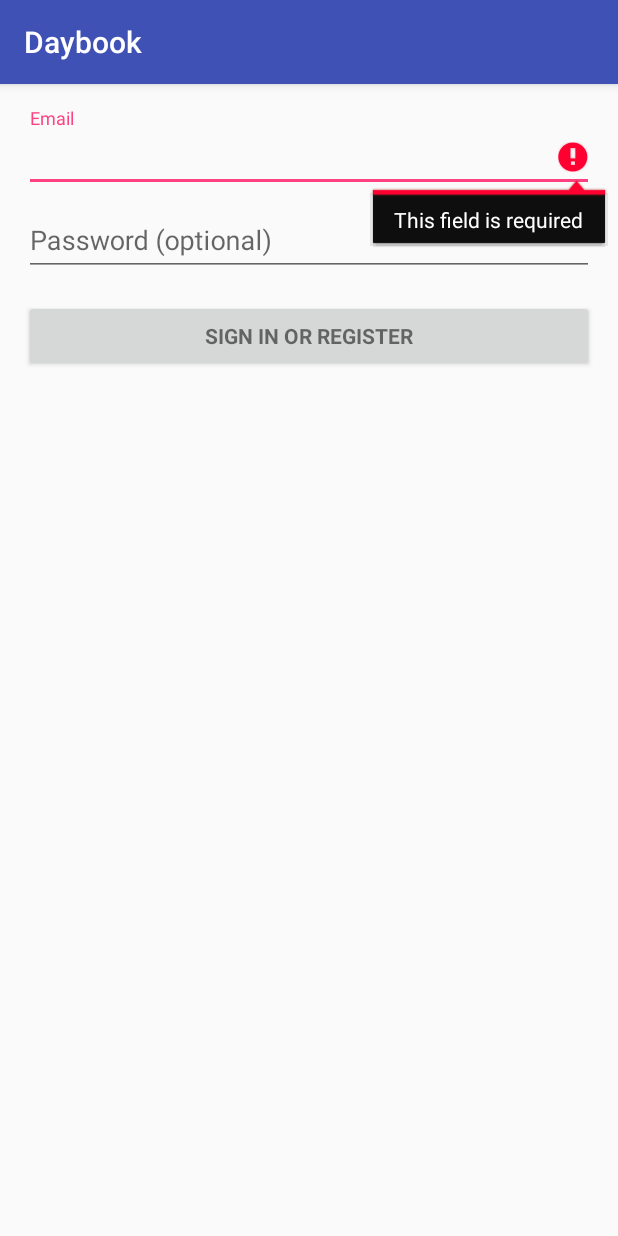
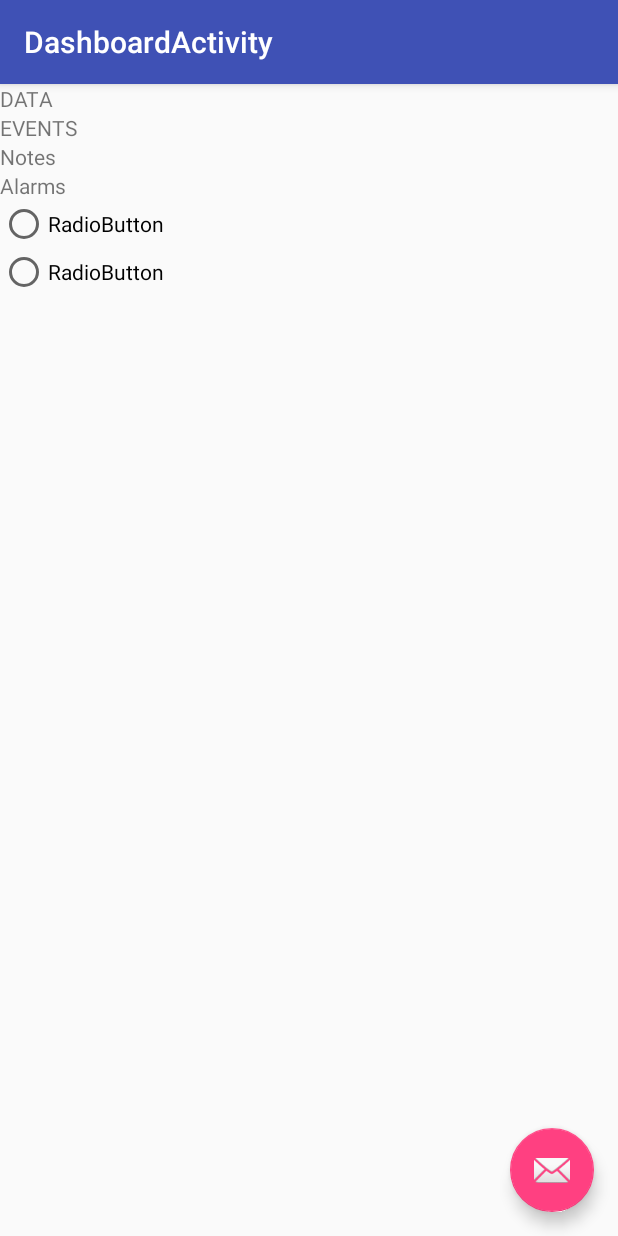
Before and after one commit to RobertKaczmarek/daybook, an Android app: the screen it shows after launch (LoginActivity before the commit, DashboardActivity after it), after a tap on "SIGN IN OR REGISTER", on a phone screen of 412 x 824 dp. Run offline under Robolectric (Android 15) with nearby library versions, the phone set to English and light mode, and no system bars; 4 statements that could not run were skipped.

Commit message:
Merge branch 'dashboard' into 'login-signup'

```diff
--- a/app/build.gradle
+++ b/app/build.gradle
@@ -26,5 +26,6 @@ dependencies {
     })
     compile 'com.android.support:appcompat-v7:26.+'
     compile 'com.android.support:design:26.+'
+    compile 'com.android.support.constraint:constraint-layout:1.0.2'
     testCompile 'junit:junit:4.12'
 }
--- a/app/src/main/AndroidManifest.xml
+++ b/app/src/main/AndroidManifest.xml
@@ -24,6 +24,10 @@
                 <category android:name="android.intent.category.LAUNCHER" />
             </intent-filter>
         </activity>
+        <activity
+            android:name=".DashboardActivity"
+            android:label="@string/title_activity_dashboard"
+            android:theme="@style/AppTheme.NoActionBar"></activity>
     </application>
 
 </manifest>
--- /dev/null
+++ b/app/src/main/java/com/example/daybook/DashboardActivity.java
@@ -0,0 +1,35 @@
+package com.example.daybook;
+
+import android.os.Bundle;
+import android.support.design.widget.FloatingActionButton;
+import android.support.design.widget.Snackbar;
+import android.support.v7.app.AppCompatActivity;
+import android.support.v7.widget.Toolbar;
+import android.view.View;
+import android.widget.TextView;
+
+import java.util.Calendar;
+
+public class DashboardActivity extends AppCompatActivity {
+    TextView dataTxV = (TextView) findViewById(R.id.dataTxV);
+
+    @Override
+    protected void onCreate(Bundle savedInstanceState) {
+        super.onCreate(savedInstanceState);
+        setContentView(R.layout.activity_dashboard);
+        Toolbar toolbar = (Toolbar) findViewById(R.id.toolbar);
+        setSupportActionBar(toolbar);
+
+        FloatingActionButton fab = (FloatingActionButton) findViewById(R.id.fab);
+        fab.setOnClickListener(new View.OnClickListener() {
+            @Override
+            public void onClick(View view) {
+                Snackbar.make(view, "Replace with your own action", Snackbar.LENGTH_LONG)
+                        .setAction("Action", null).show();
+            }
+        });
+
+        dataTxV.setText("Tdoay is " + Calendar.getInstance().get(Calendar.DATE) + " " + Calendar.getInstance().get(Calendar.MONTH));
+    }
+
+}
--- a/app/src/main/java/com/example/daybook/LoginActivity.java
+++ b/app/src/main/java/com/example/daybook/LoginActivity.java
@@ -3,21 +3,20 @@ package com.example.daybook;
 import android.animation.Animator;
 import android.animation.AnimatorListenerAdapter;
 import android.annotation.TargetApi;
+import android.app.LoaderManager.LoaderCallbacks;
+import android.content.CursorLoader;
+import android.content.Intent;
+import android.content.Loader;
 import android.content.pm.PackageManager;
+import android.database.Cursor;
+import android.net.Uri;
+import android.os.AsyncTask;
+import android.os.Build;
+import android.os.Bundle;
+import android.provider.ContactsContract;
 import android.support.annotation.NonNull;
 import android.support.design.widget.Snackbar;
 import android.support.v7.app.AppCompatActivity;
-import android.app.LoaderManager.LoaderCallbacks;
-
-import android.content.CursorLoader;
-import android.content.Loader;
-import android.database.Cursor;
-import android.net.Uri;
-import android.os.AsyncTask;
-
-import android.os.Build;
-import android.os.Bundle;
-import android.provider.ContactsContract;
 import android.text.TextUtils;
 import android.view.KeyEvent;
 import android.view.View;
@@ -98,7 +97,8 @@ public class LoginActivity extends AppCompatActivity implements LoaderCallbacks<
         mEmailSignInButton.setOnClickListener(new OnClickListener() {
             @Override
             public void onClick(View view) {
-                attemptLogin();
+                Intent intent = new Intent(LoginActivity.this, DashboardActivity.class);
+                startActivity(intent);
             }
         });
 
--- /dev/null
+++ b/app/src/main/res/layout/activity_dashboard.xml
@@ -0,0 +1,33 @@
+<?xml version="1.0" encoding="utf-8"?>
+<android.support.design.widget.CoordinatorLayout xmlns:android="http://schemas.android.com/apk/res/android"
+    xmlns:app="http://schemas.android.com/apk/res-auto"
+    xmlns:tools="http://schemas.android.com/tools"
+    android:layout_width="match_parent"
+    android:layout_height="match_parent"
+    tools:context="com.example.daybook.DashboardActivity">
+
+    <android.support.design.widget.AppBarLayout
+        android:layout_width="match_parent"
+        android:layout_height="wrap_content"
+        android:theme="@style/AppTheme.AppBarOverlay">
+
+        <android.support.v7.widget.Toolbar
+            android:id="@+id/toolbar"
+            android:layout_width="match_parent"
+            android:layout_height="?attr/actionBarSize"
+            android:background="?attr/colorPrimary"
+            app:popupTheme="@style/AppTheme.PopupOverlay" />
+
+    </android.support.design.widget.AppBarLayout>
+
+    <include layout="@layout/content_dashboard" />
+
+    <android.support.design.widget.FloatingActionButton
+        android:id="@+id/fab"
+        android:layout_width="wrap_content"
+        android:layout_height="wrap_content"
+        android:layout_gravity="bottom|end"
+        android:layout_margin="@dimen/fab_margin"
+        app:srcCompat="@android:drawable/ic_dialog_email" />
+
+</android.support.design.widget.CoordinatorLayout>
--- /dev/null
+++ b/app/src/main/res/layout/content_dashboard.xml
@@ -0,0 +1,87 @@
+<?xml version="1.0" encoding="utf-8"?>
+<LinearLayout xmlns:android="http://schemas.android.com/apk/res/android"
+    xmlns:app="http://schemas.android.com/apk/res-auto"
+    xmlns:tools="http://schemas.android.com/tools"
+    android:layout_width="match_parent"
+    android:layout_height="match_parent"
+    android:orientation="vertical"
+    app:layout_behavior="@string/appbar_scrolling_view_behavior"
+    tools:context="com.example.daybook.DashboardActivity"
+    tools:showIn="@layout/activity_dashboard">
+
+
+    <ScrollView
+        android:layout_width="match_parent"
+        android:layout_height="match_parent"
+        android:layout_weight="1">
+
+        <LinearLayout
+            android:layout_width="match_parent"
+            android:layout_height="wrap_content"
+            android:orientation="vertical" >
+
+            <TextView
+                android:id="@+id/dataTxV"
+                android:layout_width="match_parent"
+                android:layout_height="wrap_content"
+                android:layout_weight="1"
+                android:text="DATA" />
+
+            <TextView
+                android:id="@+id/eventTxV"
+                android:layout_width="match_parent"
+                android:layout_height="wrap_content"
+                android:layout_weight="1"
+                android:text="EVENTS" />
+
+            <ListView
+                android:id="@+id/eventListV"
+                android:layout_width="match_parent"
+                android:layout_height="match_parent"
+                android:layout_weight="1" />
+
+            <TextView
+                android:id="@+id/notesTxV"
+                android:layout_width="match_parent"
+                android:layout_height="wrap_content"
+                android:layout_weight="1"
+                android:text="Notes" />
+
+            <ListView
+                android:id="@+id/notesListV"
+                android:layout_width="match_parent"
+                android:layout_height="match_parent"
+                android:layout_weight="1" />
+
+            <TextView
+                android:id="@+id/alatmsTxV"
+                android:layout_width="match_parent"
+                android:layout_height="wrap_content"
+                android:layout_weight="1"
+                android:text="Alarms" />
+
+            <RadioGroup
+                android:id="@+id/alarmsList"
+                android:layout_width="match_parent"
+                android:layout_height="match_parent"
+                android:layout_weight="1" >
+
+                <RadioButton
+                    android:id="@+id/radioButton2"
+                    android:layout_width="wrap_content"
+                    android:layout_height="wrap_content"
+                    android:layout_weight="1"
+                    android:text="RadioButton" />
+
+                <RadioButton
+                    android:id="@+id/radioButton"
+                    android:layout_width="wrap_content"
+                    android:layout_height="wrap_content"
+                    android:layout_weight="1"
+                    android:text="RadioButton" />
+            </RadioGroup>
+
+        </LinearLayout>
+    </ScrollView>
+
+</LinearLayout>
--- a/app/src/main/res/values/dimens.xml
+++ b/app/src/main/res/values/dimens.xml
@@ -2,4 +2,5 @@
     <!-- Default screen margins, per the Android Design guidelines. -->
     <dimen name="activity_horizontal_margin">16dp</dimen>
     <dimen name="activity_vertical_margin">16dp</dimen>
+    <dimen name="fab_margin">16dp</dimen>
 </resources>
--- a/app/src/main/res/values/strings.xml
+++ b/app/src/main/res/values/strings.xml
@@ -13,4 +13,5 @@
     <string name="permission_rationale">"Contacts permissions are needed for providing email
         completions."
     </string>
+    <string name="title_activity_dashboard">DashboardActivity</string>
 </resources>
--- a/app/src/main/res/values/styles.xml
+++ b/app/src/main/res/values/styles.xml
@@ -8,4 +8,13 @@
         <item name="colorAccent">@color/colorAccent</item>
     </style>
 
+    <style name="AppTheme.NoActionBar">
+        <item name="windowActionBar">false</item>
+        <item name="windowNoTitle">true</item>
+    </style>
+
+    <style name="AppTheme.AppBarOverlay" parent="ThemeOverlay.AppCompat.Dark.ActionBar" />
+
+    <style name="AppTheme.PopupOverlay" parent="ThemeOverlay.AppCompat.Light" />
+
 </resources>
```
